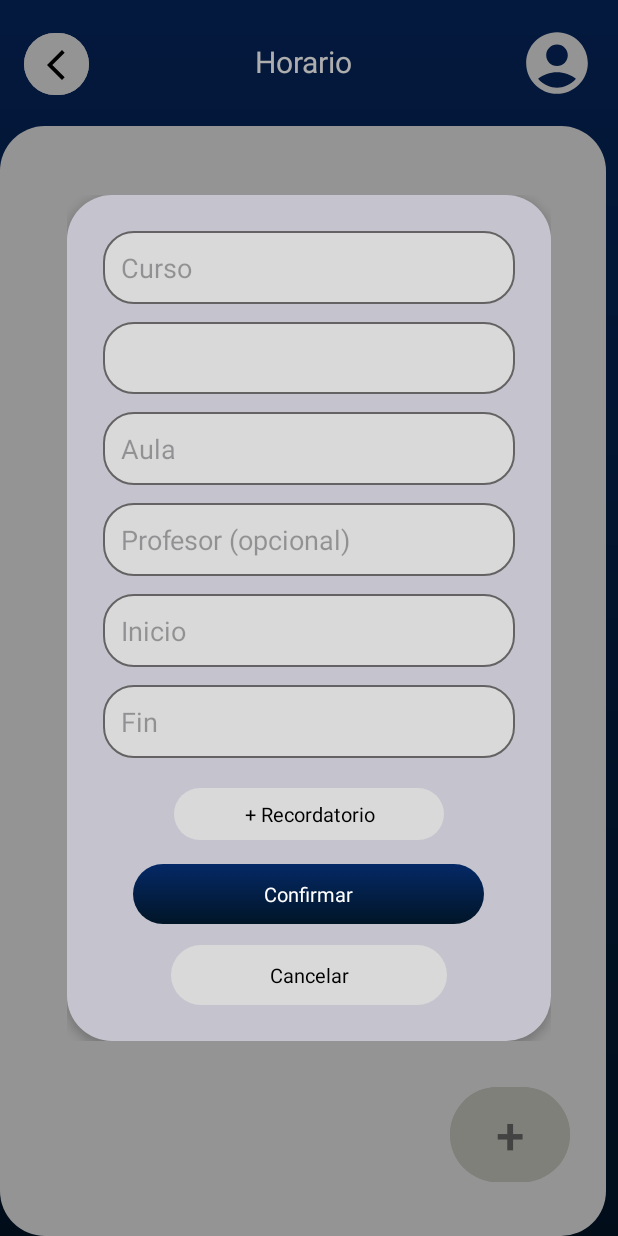
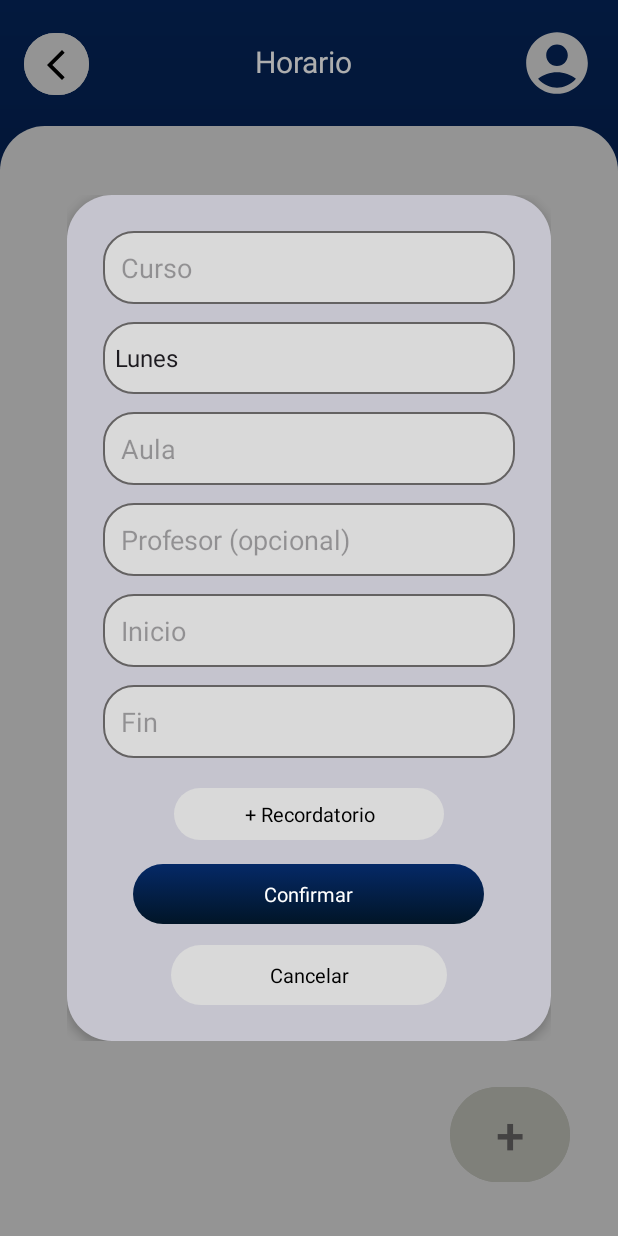
Before and after one commit to 1VIDIX/Mi_zona_Utadeo, an Android app: the fragment FormularioHorarioDialog placed in its activity, on a phone screen of 412 x 824 dp. Run offline under Robolectric (Android 15) with nearby library versions, the phone set to English and light mode, and no system bars; our stand-ins replace Firebase (no records; nobody signed in at launch, a user with empty details on screens opened directly); Roboto replaces fonts that are not available here.

Commit message:
agregar horario, y varios archivos de estilos

```diff
--- a/app/src/main/java/com/example/ptoyecto/Agregar_horario.kt
+++ b/app/src/main/java/com/example/ptoyecto/Agregar_horario.kt
@@ -7,34 +7,109 @@ import androidx.fragment.app.DialogFragment
 import com.example.ptoyecto.R
 import android.graphics.Color
 import android.graphics.drawable.ColorDrawable
+import android.util.Log
+import android.widget.ArrayAdapter
+import android.widget.Button
+import android.widget.EditText
+import android.widget.Spinner
+import android.widget.TextView
+import android.widget.Toast
 import androidx.core.graphics.drawable.toDrawable
 
+class FormularioHorarioDialog : DialogFragment() {
+    private var recordatorioActivo = false
+    var listener: OnFormularioHorarioListener? = null // Establece el listener
 
-class FormularioHorarioDialog : DialogFragment() {
+    interface OnFormularioHorarioListener {
+        fun onFormularioHorarioConfirmado(curso: String, aula: String, dia: String, inicio: String, fin: String)
+    }
 
     override fun onCreateDialog(savedInstanceState: Bundle?): Dialog {
         val dialog = super.onCreateDialog(savedInstanceState)
-
-        // Hacer transparente el fondo de la ventana del dialogo
-        dialog.window?.setBackgroundDrawable(Color.TRANSPARENT.toDrawable())
-
+        dialog.window?.setBackgroundDrawable(Color.TRANSPARENT.toDrawable()) // Mantiene el fondo transparente
         return dialog
     }
+
+
 
     override fun onCreateView(
         inflater: LayoutInflater,
         container: ViewGroup?,
-        savedInstanceState: Bundle?,
+        savedInstanceState: Bundle?
     ): View? {
         return inflater.inflate(R.layout.fragment_formulario_horario, container, false)
     }
 
+    override fun onViewCreated(view: View, savedInstanceState: Bundle?) {
+        super.onViewCreated(view, savedInstanceState)
+
+        try {
+            // Spinner para seleccionar el día
+            val spinnerDias = view.findViewById<Spinner>(R.id.spinnerDia)
+            val diasSemana = listOf("Lunes", "Martes", "Miércoles", "Jueves", "Viernes", "Sábado", "Domingo")
+            val adapter = ArrayAdapter(requireContext(), android.R.layout.simple_spinner_item, diasSemana)
+            adapter.setDropDownViewResource(android.R.layout.simple_spinner_dropdown_item)
+            spinnerDias.adapter = adapter
+
+            // Botón confirmar
+            val btnConfirmar = view.findViewById<TextView>(R.id.btnConfirmar)
+            btnConfirmar.setOnClickListener {
+                val curso = view.findViewById<EditText>(R.id.inputCurso).text.toString().trim()
+                val aula = view.findViewById<EditText>(R.id.inputAula).text.toString().trim()
+                val spinnerDia = spinnerDias.selectedItem.toString().trim() // Obtener el día seleccionado
+                val profesor = view.findViewById<EditText>(R.id.inputProfesor).text.toString().trim() // Obtener el profesor seleccionado
+                val inicio = view.findViewById<TextView>(R.id.inputInicio).text.toString().trim()
+                val fin = view.findViewById<TextView>(R.id.inputFin).text.toString().trim()
+
+                // Validación de campos vacíos
+                if (curso.isEmpty() || aula.isEmpty() || spinnerDia.isEmpty() || inicio.isEmpty() || fin.isEmpty()) {
+                    Toast.makeText(requireContext(), "Por favor completa todos los campos", Toast.LENGTH_SHORT).show()
+                    return@setOnClickListener
+                } else {
+                    // Llamar al listener para pasar los datos
+                    listener?.onFormularioHorarioConfirmado(curso, aula, spinnerDia, inicio, fin)
+                    Toast.makeText(requireContext(), "Completado", Toast.LENGTH_SHORT).show()
+                    dismiss()
+                }
+            }
+
+            // Botón cancelar
+            val btnCancelar = view.findViewById<TextView>(R.id.btnCancelar)
+            btnCancelar.setOnClickListener {
+                dismiss()
+            }
+
+            // Botón recordatorio
+            val btnRecordatorio = view.findViewById<TextView>(R.id.btnRecordatorio)
+            // Establecer el color inicial
+            actualizarColorBoton(btnRecordatorio)
+
+            btnRecordatorio.setOnClickListener {
+                recordatorioActivo = !recordatorioActivo // Alternar el estado del recordatorio
+                actualizarColorBoton(btnRecordatorio)
+            }
+
+        } catch (e: Exception) {
+            Log.e("FormularioDialog", "Error al acceder a btnConfirmar: ${e.message}")
+        }
+    }
+
     override fun onStart() {
         super.onStart()
-        // Ajustar el tamaño del dialogo (opcional)
         dialog?.window?.setLayout(
             (resources.displayMetrics.widthPixels * 0.9).toInt(),
             ViewGroup.LayoutParams.WRAP_CONTENT
         )
     }
+
+    private fun actualizarColorBoton(boton: TextView) {
+        val contexto = boton.context
+        if (recordatorioActivo) {
+            boton.setBackgroundResource(R.drawable.rounded_button_blue) // Cambiar el color del botón
+            boton.setTextColor(contexto.getColor(R.color.white)) // Cambiar color del texto
+        } else {
+            boton.setBackgroundResource(R.drawable.button_gray) // Color del botón cuando está inactivo
+            boton.setTextColor(contexto.getColor(R.color.black)) // Color del texto cuando está inactivo
+        }
+    }
 }
--- a/app/src/main/java/com/example/ptoyecto/Iniciar_sesion.kt
+++ b/app/src/main/java/com/example/ptoyecto/Iniciar_sesion.kt
@@ -70,6 +70,7 @@ class Iniciar_sesion : AppCompatActivity() {
                         finish()
                     } else {
                         Toast.makeText(this, "Error en el inicio de sesión", Toast.LENGTH_SHORT).show()
+                        progressBar.visibility = View.GONE
                     }
                 }
         }
--- a/app/src/main/res/layout/activity_horario.xml
+++ b/app/src/main/res/layout/activity_horario.xml
@@ -8,13 +8,11 @@
     android:fillViewport="true">
 
     <androidx.constraintlayout.widget.ConstraintLayout
-
         android:id="@+id/main"
         android:layout_width="match_parent"
         android:layout_height="wrap_content"
         android:background="@drawable/color_fondo"
         tools:context=".Horario">
-
 
         <ImageView
             android:id="@+id/cuenta"
@@ -31,14 +29,11 @@
         <View
             android:id="@+id/view"
             android:layout_width="match_parent"
+
             android:layout_height="0dp"
             android:layout_marginTop="16dp"
-            android:layout_marginEnd="8dp"
             android:background="@drawable/rounded_background"
-            app:layout_constraintBottom_toBottomOf="parent"
-            app:layout_constraintEnd_toEndOf="parent"
-            app:layout_constraintTop_toBottomOf="@+id/cuenta"
-            app:layout_constraintVertical_bias="0.0" />
+            app:layout_constraintTop_toBottomOf="@+id/cuenta" />
 
         <Button
             android:id="@+id/buttonMenu"
@@ -52,9 +47,7 @@
             app:layout_constraintHorizontal_bias="0.043"
             app:layout_constraintStart_toStartOf="parent"
             app:layout_constraintTop_toTopOf="parent"
-
             app:layout_constraintVertical_bias="0.023" />
-
 
         <TextView
             android:id="@+id/textView3"
@@ -72,6 +65,25 @@
             app:layout_constraintTop_toTopOf="parent"
             app:layout_constraintVertical_bias="0.48" />
 
+
+        <!-- Nuevo contenedor LinearLayout blanco para los horarios -->
+        <LinearLayout
+            android:id="@+id/linearLayoutHorarios"
+            android:layout_width="match_parent"
+            android:layout_height="match_parent"
+            android:layout_marginTop="78dp"
+            android:background="@android:color/white"
+            android:backgroundTint="#00000000"
+            android:minHeight="650dp"
+            android:orientation="vertical"
+            android:padding="16dp"
+            app:layout_constraintBottom_toBottomOf="parent"
+            app:layout_constraintEnd_toEndOf="parent"
+            app:layout_constraintStart_toStartOf="parent"
+            app:layout_constraintTop_toTopOf="parent">
+
+        </LinearLayout>
+
         <Button
             android:id="@+id/boton_agregar"
             android:layout_width="80dp"
--- a/app/src/main/res/layout/activity_main.xml
+++ b/app/src/main/res/layout/activity_main.xml
@@ -47,8 +47,10 @@
 
         <Button
             android:id="@+id/boton_init"
-            android:layout_width="160dp"
-            android:layout_height="56dp"
+            android:layout_width="wrap_content"
+            android:layout_height="wrap_content"
+            android:minWidth="160dp"
+            android:minHeight="56dp"
             android:layout_marginTop="80dp"
             android:backgroundTint="@color/fondo_claro"
             android:text="@string/init_sesión"
--- a/app/src/main/res/values/colors.xml
+++ b/app/src/main/res/values/colors.xml
@@ -5,4 +5,5 @@
     <color name="yellow">#FFFF00</color>
     <color name="fondo_claro">#d9d9d9</color>
     <color name="fondo_oscuro">#babbb3</color>
+    <color name="transparente">#00000000</color>
 </resources>
```
Also changed, not shown: app/src/main/java/com/example/ptoyecto/Horario.kt (+51 -5 lines).
